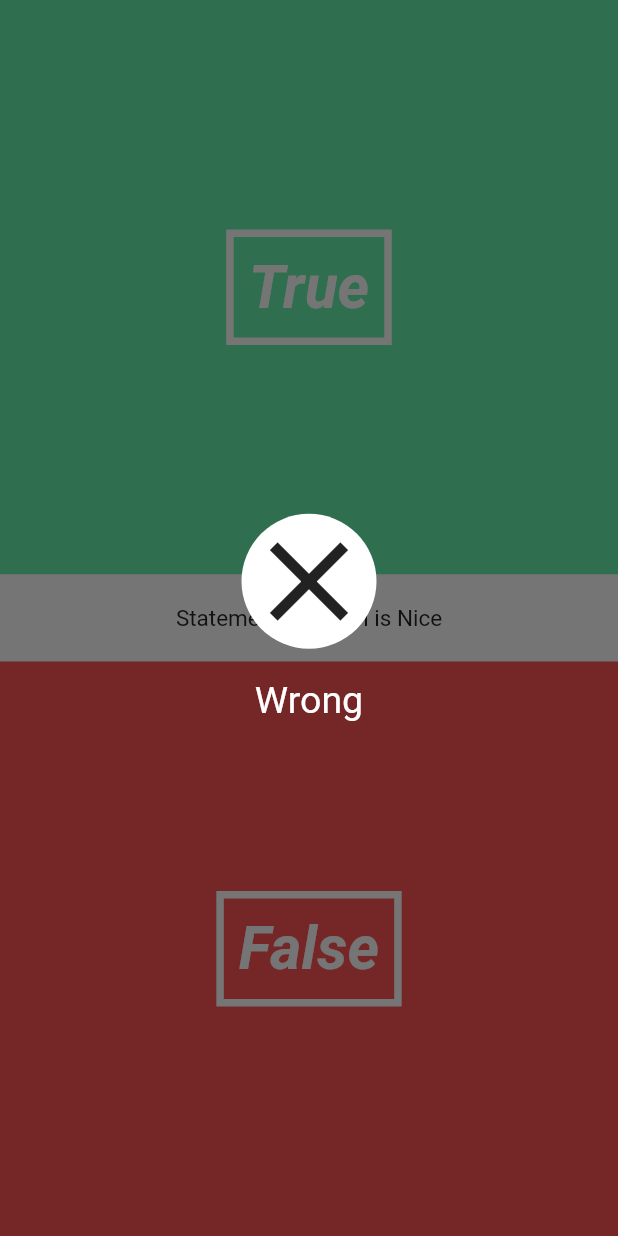
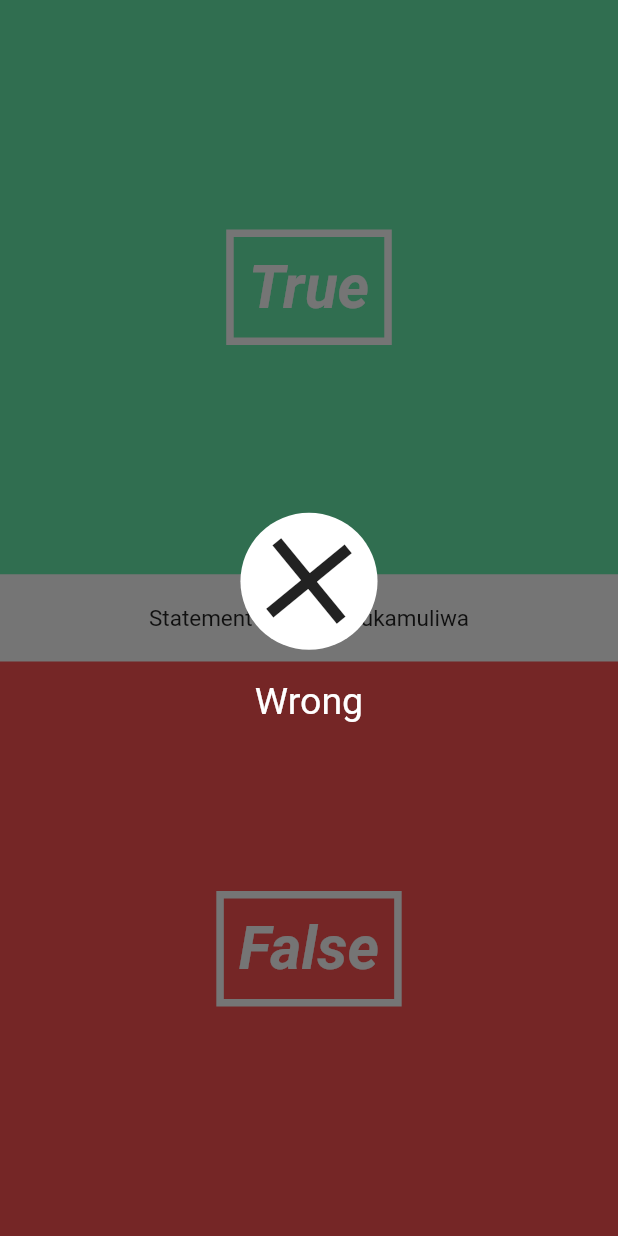
Before and after one commit to edwwn/quizDart, a Flutter app: the screen it shows after launch, after a tap on "True", on a phone screen of 412 x 824 dp. Run offline on Flutter 3.47's test engine with Material 2 defaults, Android fonts, the phone set to English and light mode, and no system bars.

Commit message:
up to the seeting of the handleAnswer function

```diff
--- a/lib/UI/correct_wrong_overlay.dart
+++ b/lib/UI/correct_wrong_overlay.dart
@@ -45,7 +45,7 @@ class CorrectWrongOverlayState extends State<CorrectWrongOverlay> with SingleTic
               ),
               child: new Transform.rotate(
                 angle: _iconAnimation.value*2*pi,
-               child: new Icon(widget._isCorrect == true? Icons.done: Icons.clear, size: 90.0,) ,
+                child: new Icon(widget._isCorrect == true? Icons.done: Icons.clear, size: _iconAnimation.value* 90.0,) ,
               )
             ),
             new Padding(
--- a/lib/pages/quiz_page.dart
+++ b/lib/pages/quiz_page.dart
@@ -9,10 +9,45 @@ import '../UI/question_text.dart';
 import '../UI/correct_wrong_overlay.dart';
 
 class QuizPage extends StatefulWidget{
+
     @override
     State createState() => new QuizPageState();
     }
 class QuizPageState extends State<QuizPage>{
+
+  Question currentQuestion;
+  Quiz quiz = new Quiz([
+    new Question("Lion is a Bird", false),
+    new Question("Githeri is Food", true),
+    new Question('We will Forever Worship in Heaven', true),
+    new Question("Kiboko Huzaa", true),
+    new Question("Nyoka Hukamuliwa", false)
+  ]);
+  String questionText;
+  int questionNumber;
+  bool isCorrect;
+  bool overlayShouldBeVisible = false;
+
+  void initState(){
+    super.initState();
+    currentQuestion = quiz.nextQuestion;
+    questionText =currentQuestion.question;
+    questionNumber = quiz.questionNumber;
+
+  }
+
+  void handleAnswer(bool answer){
+    isCorrect = (currentQuestion.answer == answer);
+    quiz.answer(isCorrect);
+    this.setState((){
+      overlayShouldBeVisible =true;
+
+    });
+  }
+
+
+
+
   @override
   Widget build(BuildContext context){
     return new Stack(
@@ -20,12 +55,12 @@ class QuizPageState extends State<QuizPage>{
       children: <Widget>[
         new Column(//THIS IS OUR MAIN PAGE
           children: <Widget>[
-            new AnswerButton(true, () => print("You answered True")),
-            new QuestionText("Githeri is Nice", 1),
-            new AnswerButton(false, () => print("You answered False")),
+            new AnswerButton(true, () => handleAnswer(true)), // ttrue button
+            new QuestionText(questionText, questionNumber),
+            new AnswerButton(false, () => handleAnswer(false)),// false button
           ],
         ),
-        new CorrectWrongOverlay(false)
+       overlayShouldBeVisible == true? new CorrectWrongOverlay(isCorrect): new Container()
       ],
     );
   }
```
